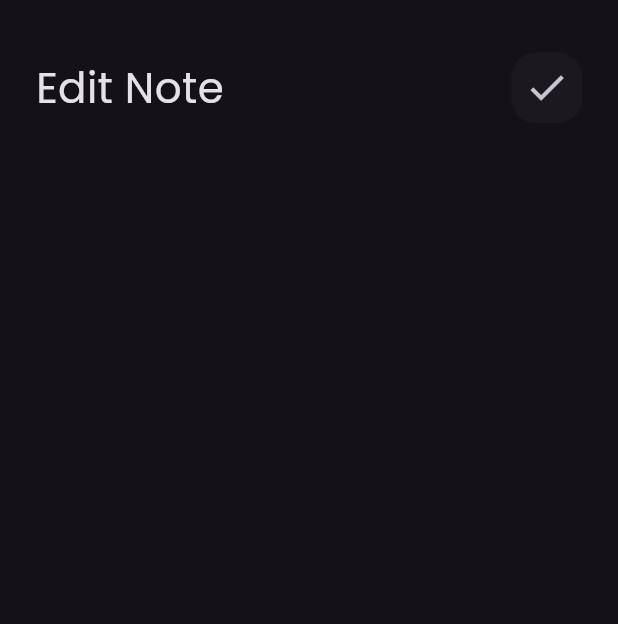
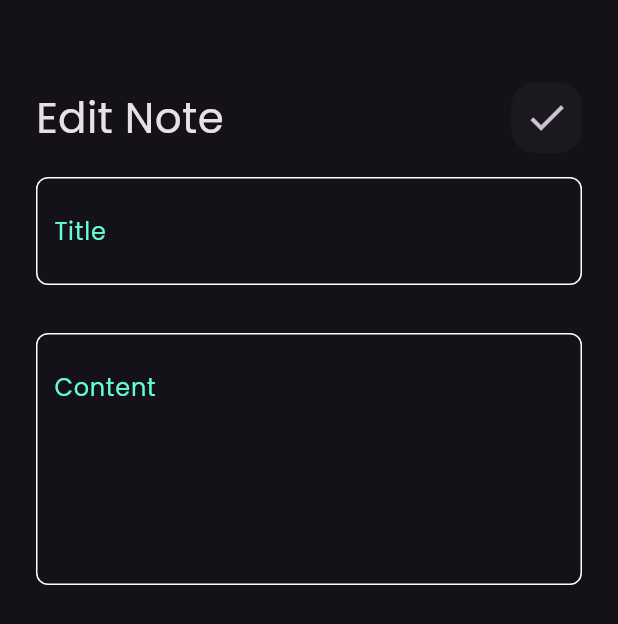
Before and after one commit to abd-alghani-soud/Notes_app, a Flutter app: the EditNoteView screen opened directly, on a phone screen of 412 x 824 dp. Shown: the top 624 px of the screen. Run offline on Flutter 3.47's test engine with Material 3 defaults, Android fonts, the phone set to English and light mode, and no system bars.

Commit message:
finish Edit note view body

```diff
--- a/lib/views/widgets/edit_note_view_body.dart
+++ b/lib/views/widgets/edit_note_view_body.dart
@@ -1,5 +1,6 @@
 import 'package:flutter/material.dart';
 import 'package:note_app/views/widgets/custom_app_bar.dart';
+import 'package:note_app/views/widgets/custom_text_field.dart';
 
 class EditNoteViewBody extends StatelessWidget {
   const EditNoteViewBody({super.key});
@@ -13,11 +14,27 @@ class EditNoteViewBody extends StatelessWidget {
       child: Column(
         children: [
           SizedBox(
-            height: 35,
+            height: 55,
           ),
           CustomAppBar(
             text: 'Edit Note',
             icon: Icons.check,
+          ),
+          SizedBox(
+            height: 16,
+          ),
+          CustomTextField(
+            text: "Title",
+          ),
+          SizedBox(
+            height: 16,
+          ),
+          SizedBox(
+            height: 16,
+          ),
+          CustomTextField(
+            text: "Content",
+            maxLines: 5,
           ),
         ],
       ),
```
